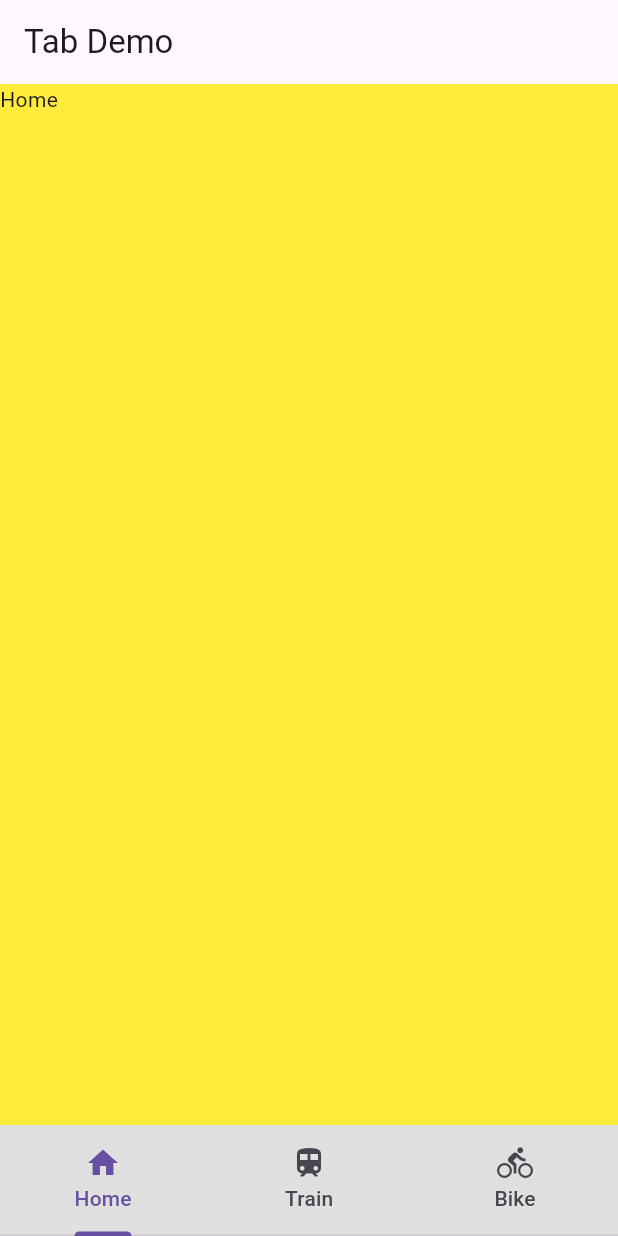
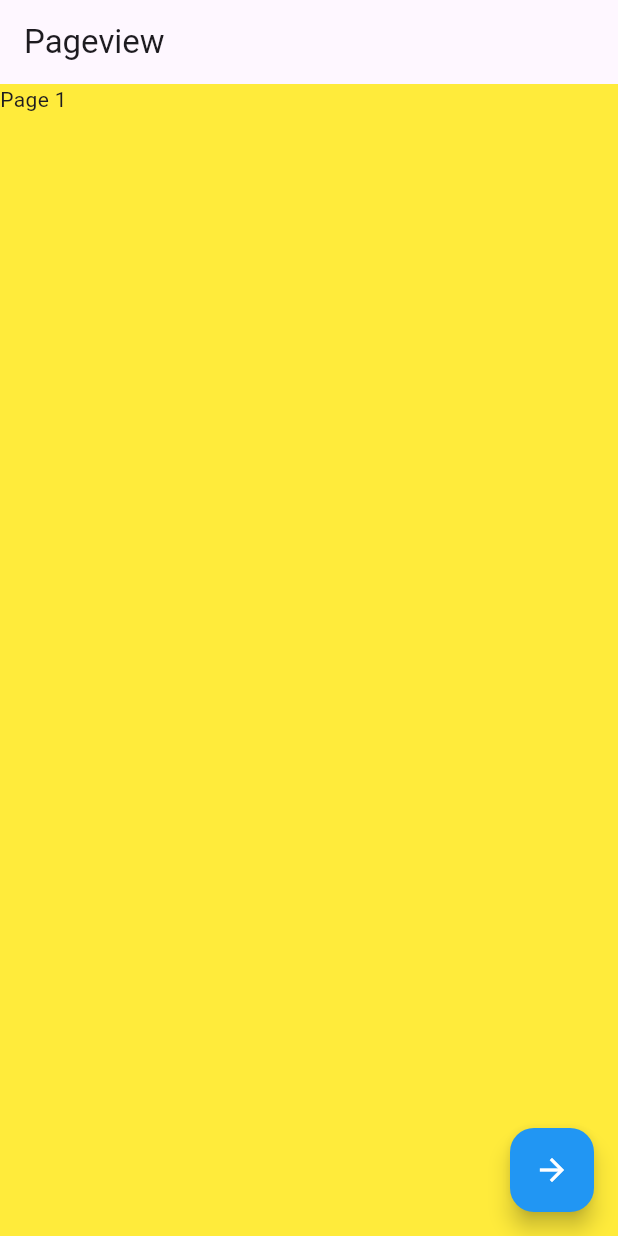
Before and after one commit to thanawatjanhan/flutter_application, a Flutter app: the screen it shows after launch, on a phone screen of 412 x 824 dp. Run offline on Flutter 3.47's test engine with Material 3 defaults, Android fonts, the phone set to English and light mode, and no system bars.

Commit message:
Add pageview

```diff
--- a/lib/main.dart
+++ b/lib/main.dart
@@ -1,11 +1,12 @@
 import 'package:flutter/material.dart';
+import 'package:flutter_application_1/week08/pageview_demo.dart';
 // import 'package:flutter_application_1/week01/basic.dart';
 // import 'package:flutter_application_1/week01/counter.dart';
 // import 'package:flutter_application_1/week08/scrollview_demo.dart';
-import 'package:flutter_application_1/week08/tab_demo.dart';
+// import 'package:flutter_application_1/week08/tab_demo.dart';
 
 void main() {
   runApp(
-    MaterialApp(home: TabDemo(), debugShowCheckedModeBanner: false),
+    MaterialApp(home: PageviewDemo(), debugShowCheckedModeBanner: false),
   ); //MaterialApp
 }
--- /dev/null
+++ b/lib/week08/pageview_demo.dart
@@ -0,0 +1,33 @@
+import 'package:flutter/material.dart';
+
+class PageviewDemo extends StatelessWidget {
+  PageviewDemo({super.key});
+
+  PageController pageController = PageController(
+    initialPage: 0,
+    viewportFraction: 0.9,
+  );
+
+  @override
+  Widget build(BuildContext context) {
+    return Scaffold(
+      appBar: AppBar(title: Text("Pageview")),
+      body: SafeArea(
+        child: PageView(
+          children: [
+            Container(color: Colors.yellow, child: Text("Page 1")),
+            Container(color: Colors.cyan, child: Text("Page 2")),
+            Container(color: Colors.orange, child: Text("Page 3")),
+          ],
+        ),
+      ),
+      floatingActionButton: FloatingActionButton(
+        onPressed: () {
+          pageController.jumpToPage(1);
+        },
+        backgroundColor: Colors.blue,
+        child: Icon(Icons.arrow_forward, color: Colors.white),
+      ),
+    );
+  }
+}
```
